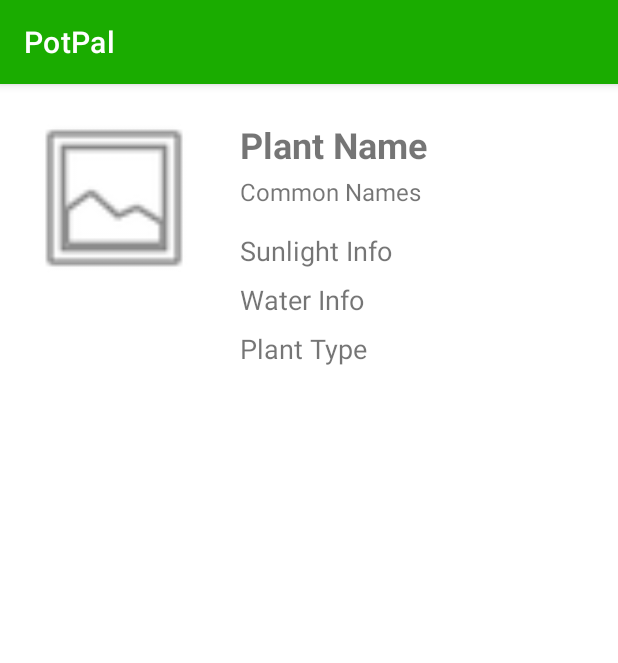
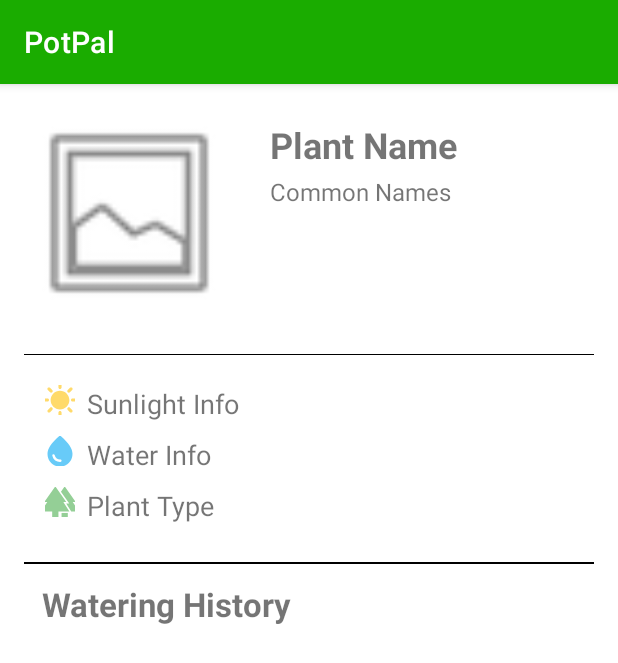
Before and after one commit to liucijaad/plantApp, an Android app: the PlantProfileActivity screen opened directly, with no data from a screen before it, on a phone screen of 412 x 824 dp. Shown: the top 663 px of the screen. Run offline under Robolectric (Android 15) with nearby library versions, the phone set to English and light mode, and no system bars; pictures from the network do not load.

Commit message:
Updated plant profile to display watering timestamps

```diff
--- a/code/PotPal/app/src/main/java/ie/dcu/potpal/PlantAdapter.java
+++ b/code/PotPal/app/src/main/java/ie/dcu/potpal/PlantAdapter.java
@@ -118,7 +118,7 @@ public class PlantAdapter extends RecyclerView.Adapter<PlantAdapter.ViewHolder>
             String timestampsString = sharedPreferences.getString(plant.getId() + "_timestamps", "");
             StringBuilder newTimestampsString = new StringBuilder(timestampsString);
             if (!timestampsString.isEmpty()) {
-                newTimestampsString.append("\n");
+                newTimestampsString.append("&");
             }
             newTimestampsString.append(getCurrentDateTime());
             editor.putString(plant.getId() + "_timestamps", newTimestampsString.toString());
--- a/code/PotPal/app/src/main/java/ie/dcu/potpal/PlantProfileActivity.java
+++ b/code/PotPal/app/src/main/java/ie/dcu/potpal/PlantProfileActivity.java
@@ -1,5 +1,6 @@
 package ie.dcu.potpal;
 
+import android.content.Context;
 import android.content.Intent;
 import android.os.Bundle;
 import android.widget.ImageView;
@@ -8,6 +9,27 @@ import android.widget.TextView;
 import androidx.appcompat.app.AppCompatActivity;
 
 import com.bumptech.glide.Glide;
+
+import android.content.SharedPreferences;
+import android.os.Bundle;
+import android.widget.TextView;
+
+import androidx.appcompat.app.AppCompatActivity;
+
+import java.util.ArrayList;
+import java.util.Arrays;
+import java.util.Collections;
+import java.util.List;
+
+import android.content.SharedPreferences;
+import android.os.Bundle;
+import android.widget.LinearLayout;
+import android.widget.TextView;
+
+import androidx.appcompat.app.AppCompatActivity;
+
+import java.util.Arrays;
+import java.util.List;
 
 public class PlantProfileActivity extends AppCompatActivity {
 
@@ -34,6 +56,28 @@ public class PlantProfileActivity extends AppCompatActivity {
             typeTextView.setText(plant.getType());
             commonNamesTextView.setText(plant.getCommonNames());
             Glide.with(this).asBitmap().load(plant.getPhotoFilePath()).into(plantImageView);
+            displayWateringTimestamps(plant.getId());
+        }
+    }
+
+    private void displayWateringTimestamps(int plantId) {
+        SharedPreferences sharedPreferences = getSharedPreferences("ChosenPlants", Context.MODE_PRIVATE);
+        String timestampsString = sharedPreferences.getString(plantId + "_timestamps", "");
+
+
+        if (!timestampsString.isEmpty()) {
+
+            List<String> timestampsList = new ArrayList<>(Arrays.asList(timestampsString.split("&")));
+            Collections.reverse(timestampsList);
+            LinearLayout timestampsLayout = findViewById(R.id.wateringTimestampsLayout);
+
+            // Add TextViews for each timestamp
+            for (String timestamp : timestampsList) {
+                TextView timestampTextView = new TextView(this);
+                timestampTextView.setText(timestamp);
+                timestampTextView.setPadding(0, 5, 0, 5);
+                timestampsLayout.addView(timestampTextView);
+            }
         }
     }
 }
--- /dev/null
+++ b/code/PotPal/app/src/main/res/drawable-anydpi/ic_tree.xml
@@ -0,0 +1,22 @@
+<vector xmlns:android="http://schemas.android.com/apk/res/android"
+    android:width="24dp"
+    android:height="24dp"
+    android:viewportWidth="24"
+    android:viewportHeight="24"
+    android:tint="#333333"
+    android:alpha="0.6">
+  <group android:scaleX="1.25"
+      android:scaleY="1.25"
+      android:translateX="-3"
+      android:translateY="-3">
+    <path
+        android:fillColor="@android:color/white"
+        android:pathData="M16,12l-7,-10l-7,10l1.86,0l-3.86,6l7,0l0,4l4,0l0,-4l7,0l-3.86,-6z"/>
+    <path
+        android:fillColor="@android:color/white"
+        android:pathData="M20.14,12l1.86,0l-7,-10l-2.39,3.41l5.31,7.59l-1.92,0l-0.03,0l3.22,5l4.81,0z"/>
+    <path
+        android:fillColor="@android:color/white"
+        android:pathData="M13,19h4v3h-4z"/>
+  </group>
+</vector>
--- a/code/PotPal/app/src/main/res/layout/activity_plant_profile.xml
+++ b/code/PotPal/app/src/main/res/layout/activity_plant_profile.xml
@@ -1,13 +1,14 @@
 <?xml version="1.0" encoding="utf-8"?>
 <RelativeLayout xmlns:android="http://schemas.android.com/apk/res/android"
+    xmlns:app="http://schemas.android.com/apk/res-auto"
     android:layout_width="match_parent"
     android:layout_height="match_parent"
     android:padding="16dp">
 
     <ImageView
         android:id="@+id/plantImageView"
-        android:layout_width="120dp"
-        android:layout_height="120dp"
+        android:layout_width="140dp"
+        android:layout_height="140dp"
         android:scaleType="centerCrop"
         android:src="@android:drawable/ic_menu_gallery"
         android:layout_marginEnd="16dp"
@@ -35,27 +36,64 @@
         android:layout_marginStart="8dp"
         android:layout_marginTop="4dp" />
 
+    <View
+        android:id="@+id/dividerLine"
+        android:layout_width="match_parent"
+        android:layout_height="0.3dp"
+        android:layout_below="@id/plantImageView"
+        android:layout_marginTop="8dp"
+        android:background="@android:color/black" />
+
+    <ImageView
+        android:id="@+id/sunIcon"
+        android:layout_width="20dp"
+        android:layout_height="20dp"
+        android:layout_below="@id/dividerLine"
+        android:layout_marginStart="14dp"
+        android:layout_marginTop="20dp"
+        app:tint="@color/yellow"
+        android:src="@drawable/ic_sun" />
+
     <TextView
         android:id="@+id/sunlightTextView"
         android:layout_width="wrap_content"
         android:layout_height="wrap_content"
         android:text="Sunlight Info"
         android:textSize="18sp"
-        android:layout_below="@id/commonNamesTextView"
-        android:layout_toEndOf="@id/plantImageView"
+        android:layout_below="@id/dividerLine"
+        android:layout_toEndOf="@id/sunIcon"
         android:layout_marginStart="8dp"
-        android:layout_marginTop="16dp" />
+        android:layout_marginTop="20dp"/>
 
+    <ImageView
+        android:id="@+id/waterIcon"
+        android:layout_width="20dp"
+        android:layout_height="20dp"
+        android:layout_below="@id/sunIcon"
+        android:layout_marginStart="14dp"
+        android:layout_marginTop="14dp"
+        app:tint="@color/blue"
+        android:src="@drawable/ic_water" />
     <TextView
         android:id="@+id/waterTextView"
         android:layout_width="wrap_content"
         android:layout_height="wrap_content"
         android:text="Water Info"
         android:textSize="18sp"
-        android:layout_below="@id/sunlightTextView"
-        android:layout_toEndOf="@id/plantImageView"
+        android:layout_below="@id/sunIcon"
+        android:layout_toEndOf="@id/waterIcon"
         android:layout_marginStart="8dp"
-        android:layout_marginTop="8dp" />
+        android:layout_marginTop="14dp" />
+
+    <ImageView
+        android:id="@+id/typeIcon"
+        android:layout_width="20dp"
+        android:layout_height="20dp"
+        android:layout_below="@id/waterIcon"
+        android:layout_marginStart="14dp"
+        android:layout_marginTop="14dp"
+        app:tint="@color/green"
+        android:src="@drawable/ic_tree" />
 
     <TextView
         android:id="@+id/typeTextView"
@@ -63,9 +101,42 @@
         android:layout_height="wrap_content"
         android:text="Plant Type"
         android:textSize="18sp"
-        android:layout_below="@id/waterTextView"
-        android:layout_toEndOf="@id/plantImageView"
+        android:layout_below="@id/waterIcon"
+        android:layout_toEndOf="@id/typeIcon"
         android:layout_marginStart="8dp"
-        android:layout_marginTop="8dp" />
+        android:layout_marginTop="14dp" />
 
+    <View
+        android:id="@+id/dividerLine2"
+        android:layout_width="match_parent"
+        android:layout_height="1dp"
+        android:layout_below="@id/typeIcon"
+        android:layout_marginTop="30dp"
+        android:background="@android:color/black" />
+
+    <TextView
+        android:id="@+id/wateringHistory"
+        android:layout_width="wrap_content"
+        android:layout_height="wrap_content"
+        android:text="Watering History"
+        android:textSize="22sp"
+        android:textStyle="bold"
+        android:layout_below="@id/dividerLine2"
+        android:layout_marginStart="12dp"
+        android:layout_marginTop="12dp" />
+
+    <ScrollView
+        android:id="@+id/wateringScrollView"
+        android:layout_width="match_parent"
+        android:layout_height="wrap_content"
+        android:layout_below="@id/wateringHistory"
+        android:layout_marginTop="18dp"
+        android:layout_marginStart="12dp">
+
+        <LinearLayout
+            android:id="@+id/wateringTimestampsLayout"
+            android:layout_width="match_parent"
+            android:layout_height="wrap_content"
+            android:orientation="vertical" />
+    </ScrollView>
 </RelativeLayout>
--- a/code/PotPal/app/src/main/res/values/colors.xml
+++ b/code/PotPal/app/src/main/res/values/colors.xml
@@ -8,6 +8,7 @@
     <color name="red">#FF0000</color>
     <color name="blue">#03A9F4</color>
     <color name="yellow">#FFC107</color>
+    <color name="green">#4CAF50</color>
     <color name="black">#FF000000</color>
     <color name="white">#FFFFFFFF</color>
 </resources>
```
Also changed, not shown: code/PotPal/app/src/main/res/drawable-hdpi/ic_tree.png (added), code/PotPal/app/src/main/res/drawable-mdpi/ic_tree.png (added), code/PotPal/app/src/main/res/drawable-xhdpi/ic_tree.png (added), code/PotPal/app/src/main/res/drawable-xxhdpi/ic_tree.png (added).
